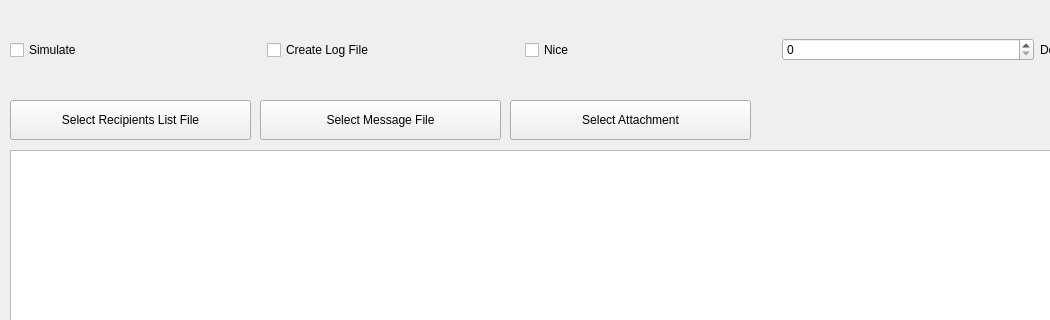
This is bmgui_layout.ui in wernerjoss/bulkmail as Qt 5 draws it before an edit; both pictures show x 0 to 1050 and y 0 to 320 of the 1297 by 897 pixel window. The edited form follows.
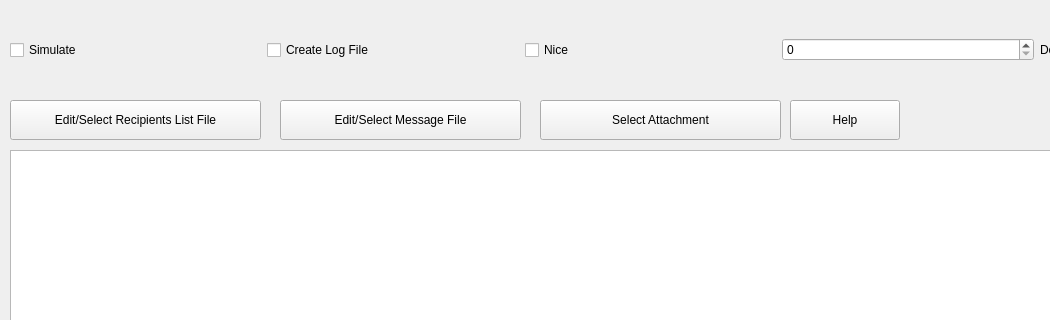
This is the edited form.

Commit message: add Option Help, Edit Files from GUI

Patch:
```diff
--- a/bmgui_layout.ui
+++ b/bmgui_layout.ui
@@ -62,25 +62,25 @@
      <rect>
       <x>10</x>
       <y>100</y>
-      <width>241</width>
+      <width>251</width>
       <height>40</height>
      </rect>
     </property>
     <property name="text">
-     <string>Select Recipients List File</string>
+     <string>Edit/Select Recipients List File</string>
     </property>
    </widget>
    <widget class="QPushButton" name="pushButton_2">
     <property name="geometry">
      <rect>
-      <x>260</x>
+      <x>280</x>
       <y>100</y>
       <width>241</width>
       <height>40</height>
      </rect>
     </property>
     <property name="text">
-     <string>Select Message File</string>
+     <string>Edit/Select Message File</string>
     </property>
    </widget>
    <widget class="QPushButton" name="pushButton_3">
@@ -109,7 +109,7 @@
    <widget class="QPushButton" name="pushButton_4">
     <property name="geometry">
      <rect>
-      <x>510</x>
+      <x>540</x>
       <y>100</y>
       <width>241</width>
       <height>40</height>
@@ -119,6 +119,19 @@
      <string>Select Attachment</string>
     </property>
    </widget>
+   <widget class="QPushButton" name="pushButton_5">
+    <property name="geometry">
+     <rect>
+      <x>790</x>
+      <y>100</y>
+      <width>110</width>
+      <height>40</height>
+     </rect>
+    </property>
+    <property name="text">
+     <string>Help</string>
+    </property>
+   </widget>
   </widget>
   <widget class="QStatusBar" name="statusbar"/>
  </widget>
```
The commit also changes 6 other files.
